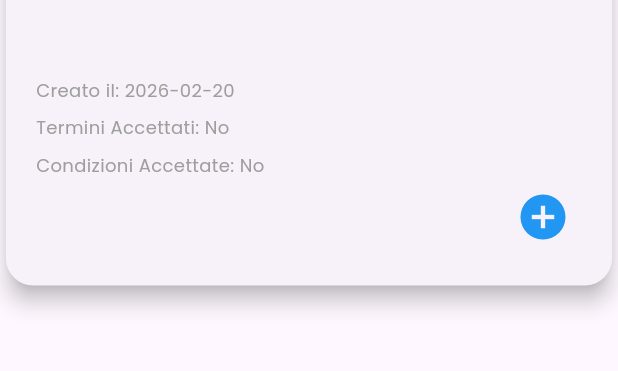
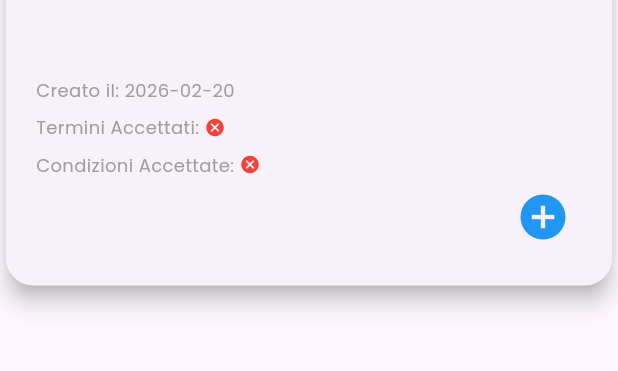
Before and after one commit to daniele992/project_dog_zizzi, a Flutter app: the UserCard widget shown alone on an empty page, opened directly with empty values, on a phone screen of 412 x 824 dp, the part 91-462 px from its top. Run offline on Flutter 3.47's test engine with Material 3 defaults, Android fonts, the phone set to English and light mode, and no system bars; our stand-ins replace animated_splash_screen, connectivity_plus, flutter_riverpod, flutter_secure_storage, google_fonts, jwt_decoder and 2 more; missing offline and left inert: bad_words; accounts and stored records are empty.

Commit message:
modifiche UI all'user card

```diff
--- a/lib/presentation/widgets/user_card.dart
+++ b/lib/presentation/widgets/user_card.dart
@@ -77,24 +77,41 @@ class UserCard extends ConsumerWidget {
             const SizedBox(height: 8),
 
             // TERMINI ACCETTATI
-            Text(
-                'Termini Accettati: ${user.acceptTerms ? 'Si' : 'No'}',
-                style: const TextStyle(
-                  fontSize: 12,
-                  color: Colors.grey
+            Row(
+              children: [
+                const Text(
+                  'Termini Accettati: ',
+                  style: TextStyle(
+                    fontSize: 12,
+                    color: Colors.grey
+                  ),
                 ),
-
+                Icon(
+                  user.acceptTerms ? Icons.check_circle : Icons.cancel,
+                  color: user.acceptTerms ? Colors.green : Colors.red,
+                  size: 14,
+                ),
+              ],
             ),
 
             const SizedBox(height: 8),
 
             // CONDIZIONI ACCETTATE
-            Text(
-                'Condizioni Accettate: ${user.acceptPrivacy ? 'Si' : 'No'}',
-                style: const TextStyle(
-                  fontSize: 12,
-                  color: Colors.grey
+            Row(
+              children: [
+                const Text(
+                  'Condizioni Accettate: ',
+                  style: TextStyle(
+                    fontSize: 12,
+                    color: Colors.grey
+                  ),
                 ),
+                Icon(
+                  user.acceptPrivacy ? Icons.check_circle : Icons.cancel,
+                  color: user.acceptPrivacy ? Colors.green : Colors.red,
+                  size: 14,
+                )
+              ],
             ),
 
             //ICONA PER MOSTRARE INFORMAZIONI AGGIUNTIVE, IN QUESTO CASO I CANI
```
